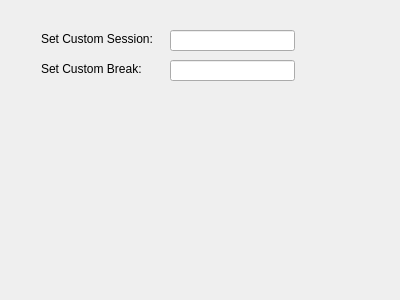
Above: settings.ui from notHisu/ThisIsTheRealPomodoro before the change. Below: the same form after it.
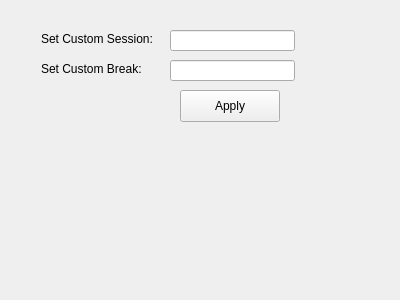
That is the form after the change.

Commit message: basic custom length function

Patch:
```diff
--- a/settings.ui
+++ b/settings.ui
@@ -59,6 +59,19 @@
     </rect>
    </property>
   </widget>
+  <widget class="QPushButton" name="buttonApply">
+   <property name="geometry">
+    <rect>
+     <x>180</x>
+     <y>90</y>
+     <width>100</width>
+     <height>32</height>
+    </rect>
+   </property>
+   <property name="text">
+    <string>Apply</string>
+   </property>
+  </widget>
  </widget>
  <resources/>
  <connections/>
```
Left out of the diff: 4 changed lines with no effect on the pictures. The commit also changes 2 other files.
